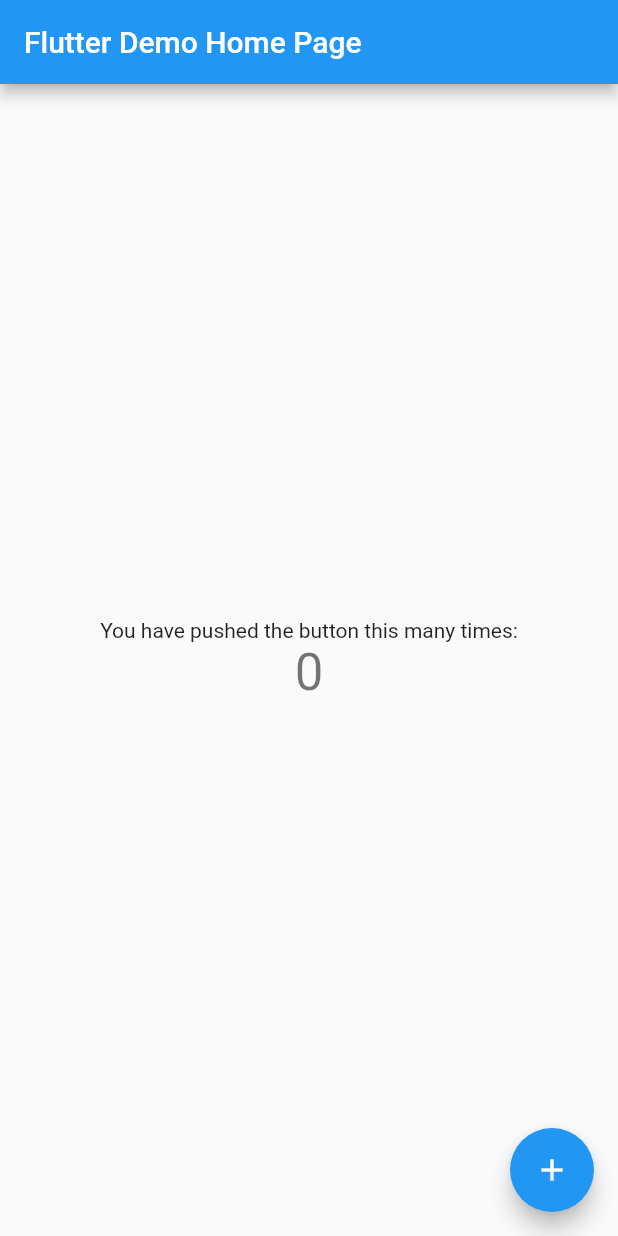
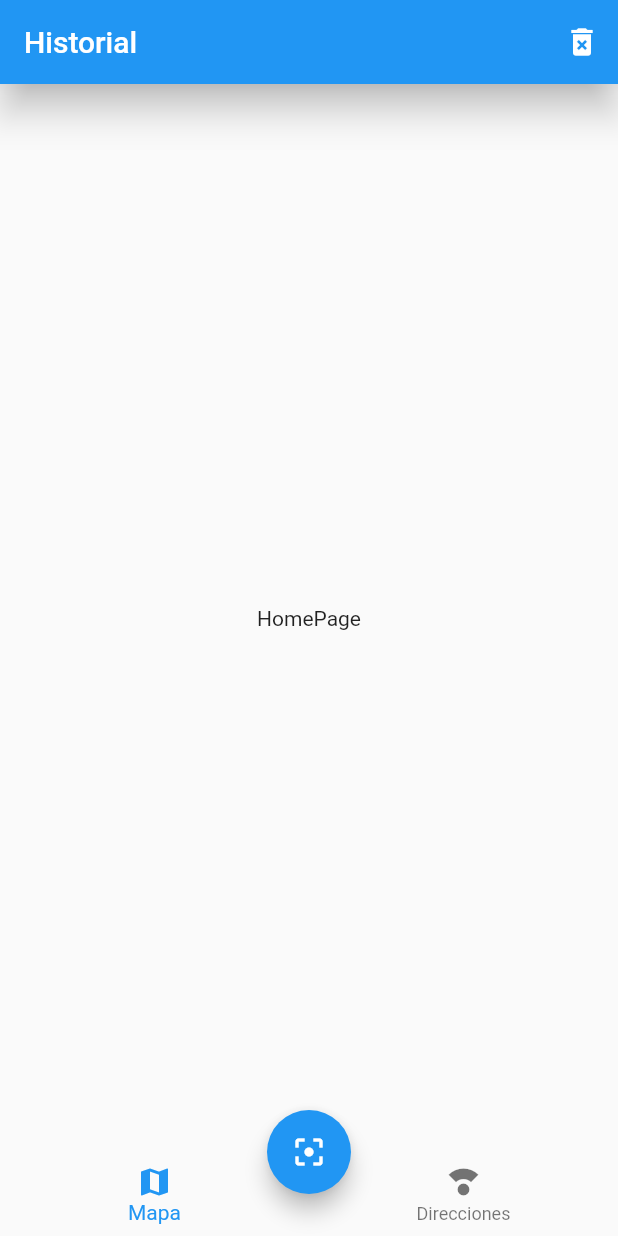
Before and after one commit to leoperez0782/qr-scanner, a Flutter app: the screen it shows after launch, on a phone screen of 412 x 824 dp. Run offline on Flutter 3.47's test engine with Material 2 defaults, Android fonts, the phone set to English and light mode, and no system bars.

Commit message:
Agrgados widgets bottomnavbar y scan button a home page

```diff
--- a/lib/main.dart
+++ b/lib/main.dart
@@ -1,117 +1,17 @@
 import 'package:flutter/material.dart';
+import 'package:qr_scanner/src/pages/home_page.dart';
+import 'package:qr_scanner/src/pages/map_page.dart';
 
-void main() {
-  runApp(MyApp());
-}
+void main() => runApp(MyApp());
 
 class MyApp extends StatelessWidget {
-  // This widget is the root of your application.
   @override
   Widget build(BuildContext context) {
     return MaterialApp(
-      title: 'Flutter Demo',
-      theme: ThemeData(
-        // This is the theme of your application.
-        //
-        // Try running your application with "flutter run". You'll see the
-        // application has a blue toolbar. Then, without quitting the app, try
-        // changing the primarySwatch below to Colors.green and then invoke
-        // "hot reload" (press "r" in the console where you ran "flutter run",
-        // or simply save your changes to "hot reload" in a Flutter IDE).
-        // Notice that the counter didn't reset back to zero; the application
-        // is not restarted.
-        primarySwatch: Colors.blue,
-        // This makes the visual density adapt to the platform that you run
-        // the app on. For desktop platforms, the controls will be smaller and
-        // closer together (more dense) than on mobile platforms.
-        visualDensity: VisualDensity.adaptivePlatformDensity,
-      ),
-      home: MyHomePage(title: 'Flutter Demo Home Page'),
+      debugShowCheckedModeBanner: false,
+      title: 'QR Scanner',
+      initialRoute: 'home',
+      routes: {'home': (_) => HomePage(), 'map': (_) => MapPage()},
     );
   }
 }
-
-class MyHomePage extends StatefulWidget {
-  MyHomePage({Key key, this.title}) : super(key: key);
-
-  // This widget is the home page of your application. It is stateful, meaning
-  // that it has a State object (defined below) that contains fields that affect
-  // how it looks.
-
-  // This class is the configuration for the state. It holds the values (in this
-  // case the title) provided by the parent (in this case the App widget) and
-  // used by the build method of the State. Fields in a Widget subclass are
-  // always marked "final".
-
-  final String title;
-
-  @override
-  _MyHomePageState createState() => _MyHomePageState();
-}
-
-class _MyHomePageState extends State<MyHomePage> {
-  int _counter = 0;
-
-  void _incrementCounter() {
-    setState(() {
-      // This call to setState tells the Flutter framework that something has
-      // changed in this State, which causes it to rerun the build method below
-      // so that the display can reflect the updated values. If we changed
-      // _counter without calling setState(), then the build method would not be
-      // called again, and so nothing would appear to happen.
-      _counter++;
-    });
-  }
-
-  @override
-  Widget build(BuildContext context) {
-    // This method is rerun every time setState is called, for instance as done
-    // by the _incrementCounter method above.
-    //
-    // The Flutter framework has been optimized to make rerunning build methods
-    // fast, so that you can just rebuild anything that needs updating rather
-    // than having to individually change instances of widgets.
-    return Scaffold(
-      appBar: AppBar(
-        // Here we take the value from the MyHomePage object that was created by
-        // the App.build method, and use it to set our appbar title.
-        title: Text(widget.title),
-      ),
-      body: Center(
-        // Center is a layout widget. It takes a single child and positions it
-        // in the middle of the parent.
-        child: Column(
-          // Column is also a layout widget. It takes a list of children and
-          // arranges them vertically. By default, it sizes itself to fit its
-          // children horizontally, and tries to be as tall as its parent.
-          //
-          // Invoke "debug painting" (press "p" in the console, choose the
-          // "Toggle Debug Paint" action from the Flutter Inspector in Android
-          // Studio, or the "Toggle Debug Paint" command in Visual Studio Code)
-          // to see the wireframe for each widget.
-          //
-          // Column has various properties to control how it sizes itself and
-          // how it positions its children. Here we use mainAxisAlignment to
-          // center the children vertically; the main axis here is the vertical
-          // axis because Columns are vertical (the cross axis would be
-          // horizontal).
-          mainAxisAlignment: MainAxisAlignment.center,
-          children: <Widget>[
-            Text(
-              'You have pushed the button this many times:',
-            ),
-            Text(
-              '$_counter',
-              style: Theme.of(context).textTheme.headline4,
-            ),
-          ],
-        ),
-      ),
-      floatingActionButton: FloatingActionButton(
-        onPressed: _incrementCounter,
-        tooltip: 'Increment',
-        child: Icon(Icons.add),
-      ), // This trailing comma makes auto-formatting nicer for build methods.
-    );
-  }
-}
--- /dev/null
+++ b/lib/src/pages/home_page.dart
@@ -0,0 +1,27 @@
+import 'package:flutter/material.dart';
+import 'package:qr_scanner/src/widgets/custom_navigatorbar.dart';
+import 'package:qr_scanner/src/widgets/scan_button.dart';
+
+class HomePage extends StatelessWidget {
+  @override
+  Widget build(BuildContext context) {
+    return Scaffold(
+      appBar: AppBar(
+        elevation: 10.0,
+        title: Text('Historial'),
+        actions: [
+          IconButton(
+            icon: Icon(Icons.delete_forever),
+            onPressed: () {},
+          )
+        ],
+      ),
+      body: Center(
+        child: Text('HomePage'),
+      ),
+      bottomNavigationBar: CustomNavigationBar(),
+      floatingActionButton: ScanButton(),
+      floatingActionButtonLocation: FloatingActionButtonLocation.centerDocked,
+    );
+  }
+}
--- /dev/null
+++ b/lib/src/pages/map_page.dart
@@ -0,0 +1,12 @@
+import 'package:flutter/material.dart';
+
+class MapPage extends StatelessWidget {
+  const MapPage({Key key}) : super(key: key);
+
+  @override
+  Widget build(BuildContext context) {
+    return Container(
+      child: Text('Map Page'),
+    );
+  }
+}
--- /dev/null
+++ b/lib/src/widgets/custom_navigatorbar.dart
@@ -0,0 +1,16 @@
+import 'package:flutter/material.dart';
+
+class CustomNavigationBar extends StatelessWidget {
+  @override
+  Widget build(BuildContext context) {
+    return BottomNavigationBar(
+      currentIndex: 0,
+      elevation: 0,
+      items: [
+        BottomNavigationBarItem(icon: Icon(Icons.map), label: 'Mapa'),
+        BottomNavigationBarItem(
+            icon: Icon(Icons.compass_calibration), label: 'Direcciones'),
+      ],
+    );
+  }
+}
--- /dev/null
+++ b/lib/src/widgets/scan_button.dart
@@ -0,0 +1,11 @@
+import 'package:flutter/material.dart';
+
+class ScanButton extends StatelessWidget {
+  @override
+  Widget build(BuildContext context) {
+    return FloatingActionButton(
+      child: Icon(Icons.filter_center_focus),
+      onPressed: () {},
+    );
+  }
+}
```
Also changed, not shown: 2 other files.
